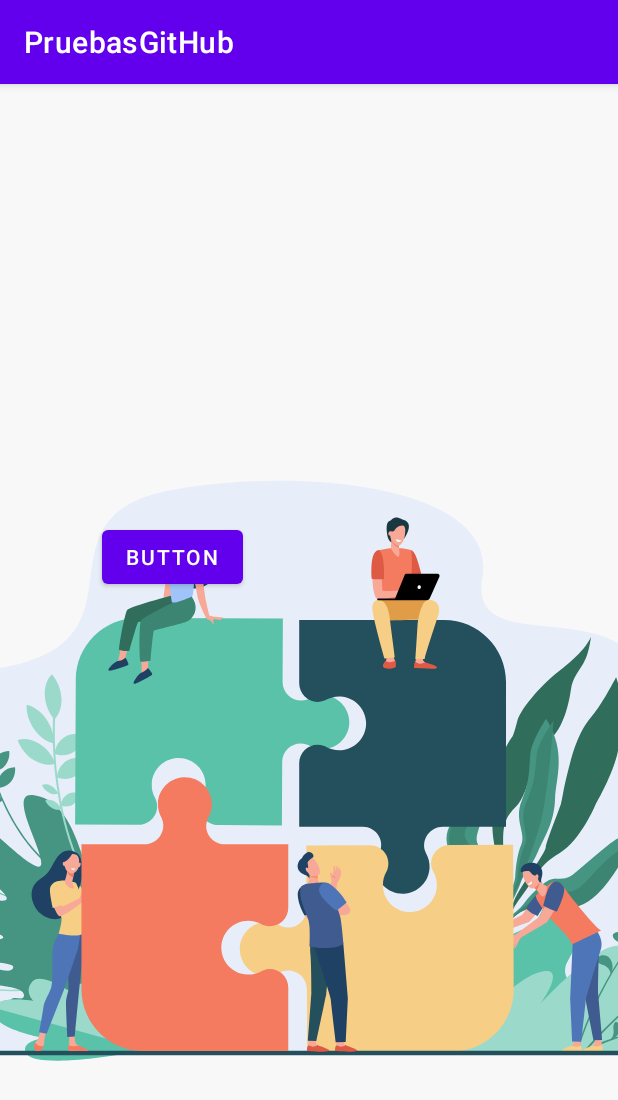
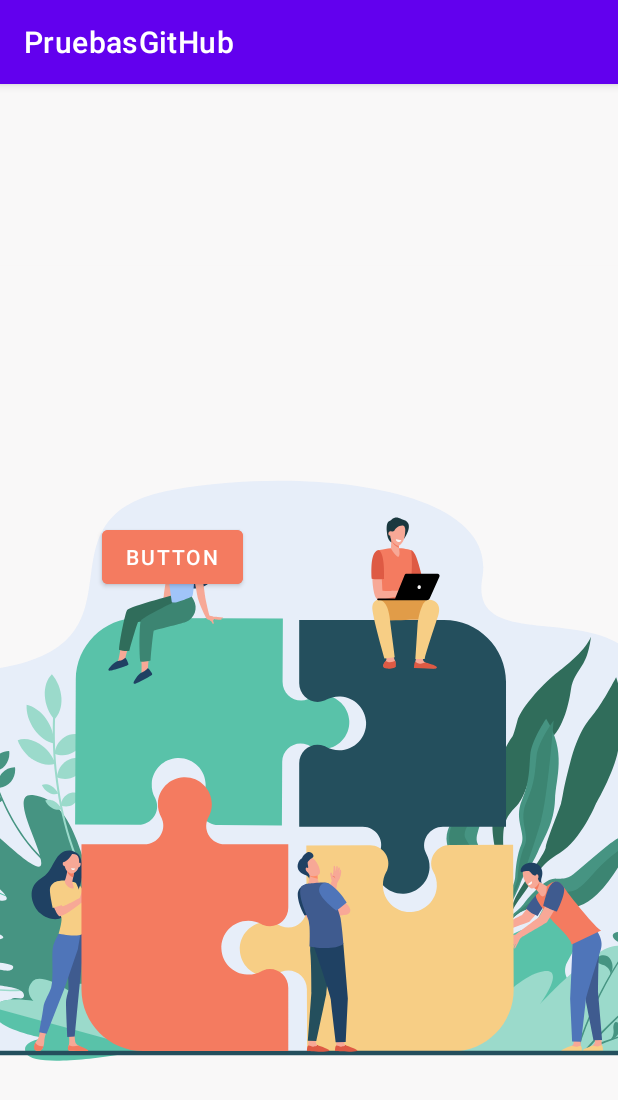
Before and after one commit to mcdiazgbravo/PruebasGitHub, an Android app: the screen it shows after launch (MainActivity), on a phone screen of 412 x 824 dp. Shown: the top 1100 px of the screen. Run offline under Robolectric (Android 15) with nearby library versions, the phone set to English and light mode, and no system bars; Roboto replaces fonts that are not available here.

Commit message:
Botton naranja

```diff
--- a/app/src/main/res/layout/activity_main.xml
+++ b/app/src/main/res/layout/activity_main.xml
@@ -13,6 +13,7 @@
         android:layout_height="wrap_content"
         android:layout_marginStart="1dp"
         android:layout_marginTop="61dp"
+        android:backgroundTint="#F47B60"
         android:text="Button"
         app:layout_constraintStart_toStartOf="@+id/textView"
         app:layout_constraintTop_toBottomOf="@+id/textView" />
```
